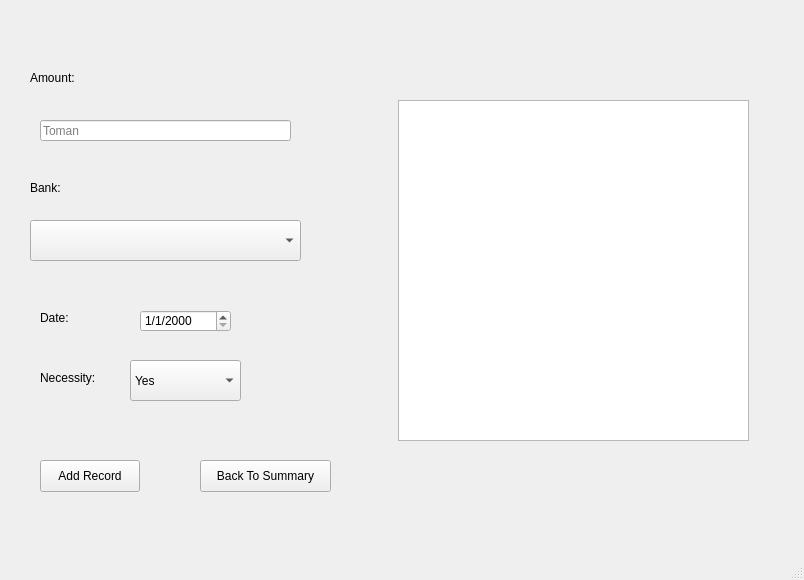
This is form.ui in Devel-ash/Expense-tracker as Qt 5 draws it before an edit. The edited form follows.
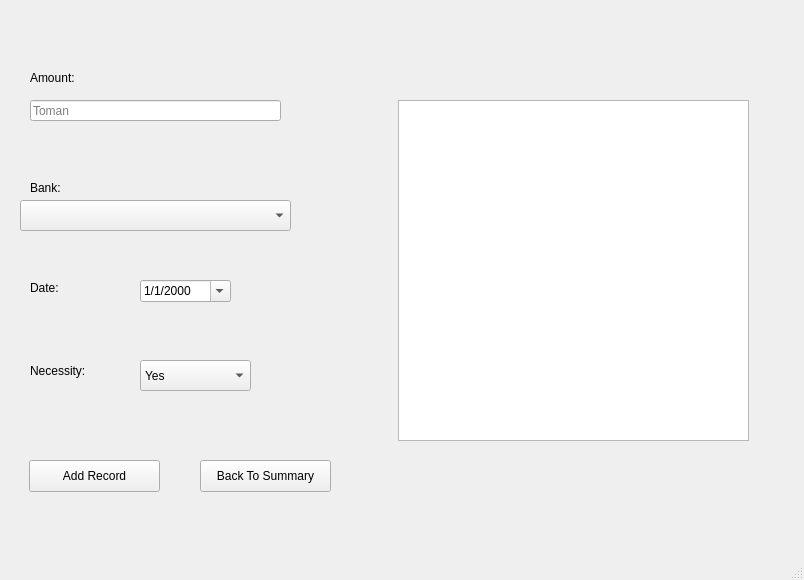
This is the edited form. The open tabs and pages were chosen to show the change.

Commit message: modified sizes and set summary as index page

What changed in the file:
```diff
--- a/form.ui
+++ b/form.ui
@@ -46,9 +46,9 @@
      <widget class="QPushButton" name="add_record_button">
       <property name="geometry">
        <rect>
-        <x>40</x>
+        <x>29</x>
         <y>460</y>
-        <width>100</width>
+        <width>131</width>
         <height>32</height>
        </rect>
       </property>
@@ -59,10 +59,10 @@
      <widget class="QLabel" name="necessity_label">
       <property name="geometry">
        <rect>
-        <x>40</x>
-        <y>370</y>
+        <x>30</x>
+        <y>360</y>
         <width>71</width>
-        <height>16</height>
+        <height>21</height>
        </rect>
       </property>
       <property name="text">
@@ -72,8 +72,8 @@
      <widget class="QLabel" name="date_label">
       <property name="geometry">
        <rect>
-        <x>40</x>
-        <y>310</y>
+        <x>30</x>
+        <y>280</y>
         <width>58</width>
         <height>16</height>
        </rect>
@@ -98,10 +98,10 @@
      <widget class="QComboBox" name="bank_choose_field">
       <property name="geometry">
        <rect>
-        <x>30</x>
-        <y>220</y>
+        <x>20</x>
+        <y>200</y>
         <width>271</width>
-        <height>41</height>
+        <height>31</height>
        </rect>
       </property>
       <property name="placeholderText">
@@ -111,8 +111,8 @@
      <widget class="QLineEdit" name="amount_entry_field">
       <property name="geometry">
        <rect>
-        <x>40</x>
-        <y>120</y>
+        <x>30</x>
+        <y>100</y>
         <width>251</width>
         <height>21</height>
        </rect>
@@ -131,7 +131,7 @@
       <property name="geometry">
        <rect>
         <x>140</x>
-        <y>310</y>
+        <y>280</y>
         <width>91</width>
         <height>22</height>
        </rect>
@@ -139,6 +139,9 @@
       <property name="displayFormat">
        <string>M/d/yyyy</string>
       </property>
+      <property name="calendarPopup">
+       <bool>true</bool>
+      </property>
      </widget>
      <widget class="QTableView" name="sql_tableview">
       <property name="geometry">
@@ -153,10 +156,10 @@
      <widget class="QComboBox" name="necessity_choose_field">
       <property name="geometry">
        <rect>
-        <x>130</x>
+        <x>140</x>
         <y>360</y>
         <width>111</width>
-        <height>41</height>
+        <height>31</height>
        </rect>
       </property>
       <item>
```
Left out of the diff: 4 changed lines with no effect on the pictures. The commit also changes 1 other file.
